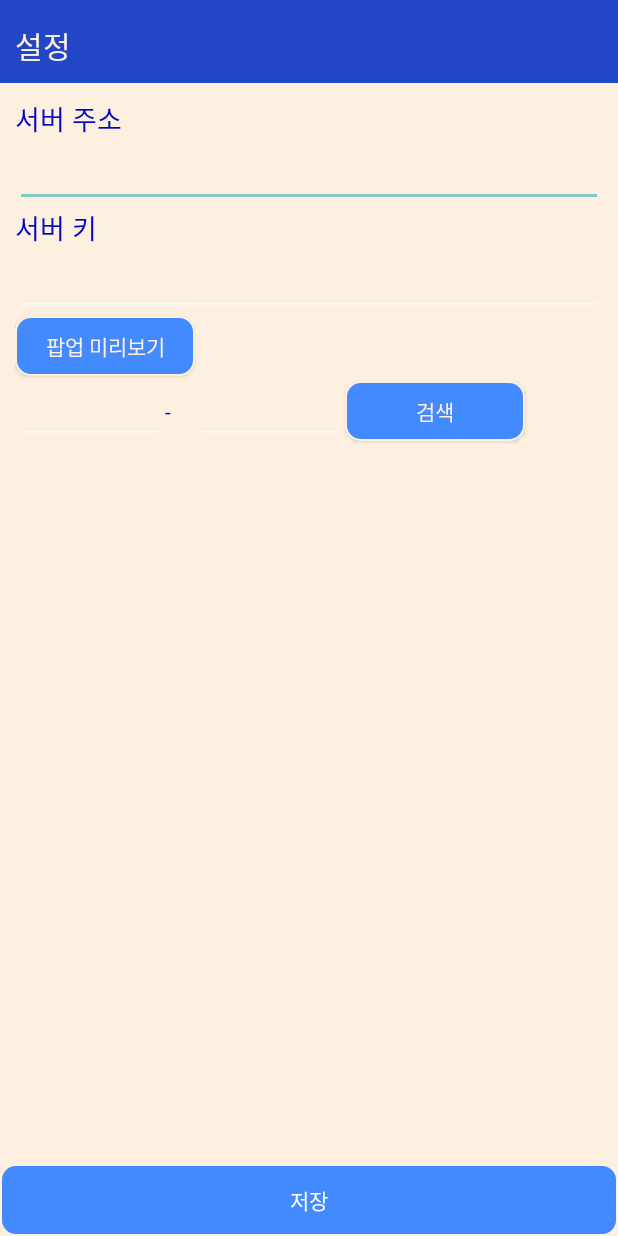
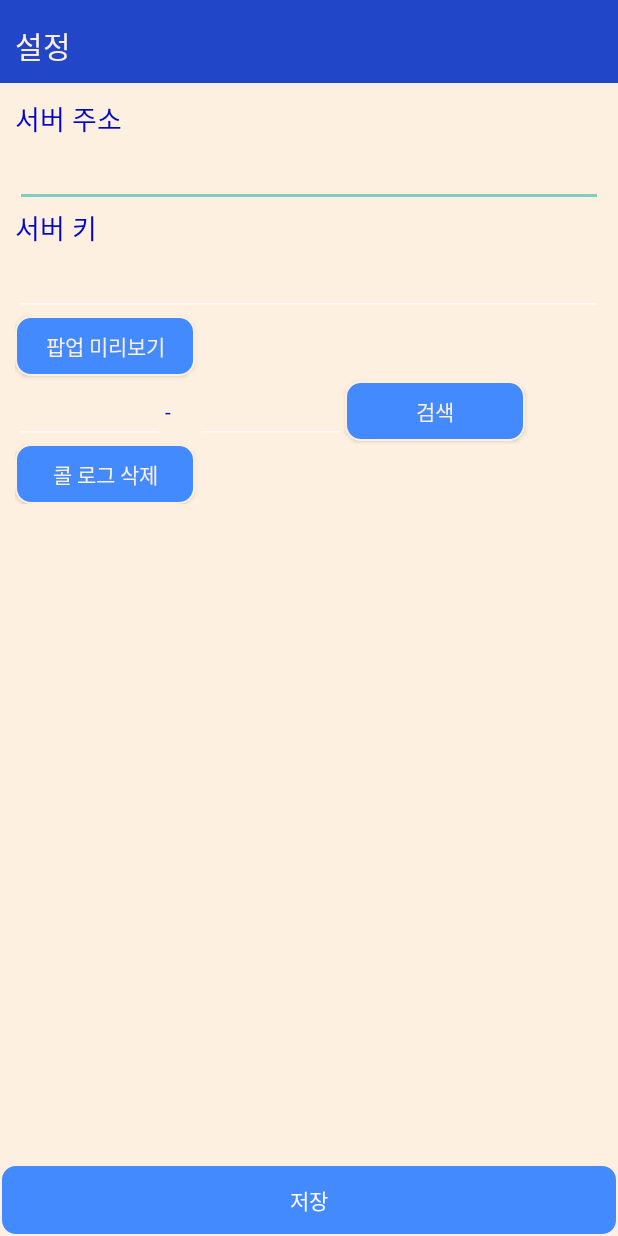
Before and after one commit to LimKyunghyuk/CatchCall2, an Android app: the SettingActivity screen opened directly, with no data from a screen before it, on a phone screen of 412 x 824 dp. Run offline under Robolectric (Android 15) with nearby library versions, the phone set to English and light mode, and no system bars.

Commit message:
콜 로그 전체 삭제 기능 추가

```diff
--- a/app/src/main/java/org/devlion/catchCall/CatchCall.java
+++ b/app/src/main/java/org/devlion/catchCall/CatchCall.java
@@ -81,6 +81,10 @@ public class CatchCall implements HttpHelper.HttpListener {
 
     }
 
+    void deleteCallLog(){
+        dbHelper.deleteAll();
+    }
+
     List<String> getTwoNumberFromBack(String phoneNumber){
 
         List<String> numberList = new ArrayList<String>();
@@ -92,6 +96,7 @@ public class CatchCall implements HttpHelper.HttpListener {
 
         return numberList;
     }
+
 
 
     @Override
--- a/app/src/main/java/org/devlion/catchCall/SettingActivity.java
+++ b/app/src/main/java/org/devlion/catchCall/SettingActivity.java
@@ -110,6 +110,21 @@ public class SettingActivity extends AppCompatActivity {
             }
         });
 
+        Button btnDeleteCallLog = findViewById(R.id.btn_delete_call_log);
+        btnDeleteCallLog.setOnClickListener(new View.OnClickListener() {
+            @Override
+            public void onClick(View v) {
+
+                Toast.makeText(getApplicationContext(), "전화 기록을 삭제합니다.", Toast.LENGTH_SHORT).show();
+
+                CatchCall catchCall = new CatchCall(getApplicationContext());
+                catchCall.deleteCallLog();
+            }
+        });
+
+
+
+
     }
 
 
--- a/app/src/main/res/layout/activity_setting.xml
+++ b/app/src/main/res/layout/activity_setting.xml
@@ -98,6 +98,15 @@
                     android:contentDescription="설정" />
             </LinearLayout>
 
+            <Button
+                android:id="@+id/btn_delete_call_log"
+                android:layout_width="120sp"
+                android:layout_height="40sp"
+                android:text="콜 로그 삭제"
+                android:textColor="@color/color_4"
+                android:background="@drawable/btn_blue"
+                android:contentDescription="콜 로그 삭제" />
+
         </LinearLayout>
 
     </ScrollView>
```
Also changed, not shown: app/src/main/java/org/devlion/util/db/DBHelper.java (+10 -0 lines).
